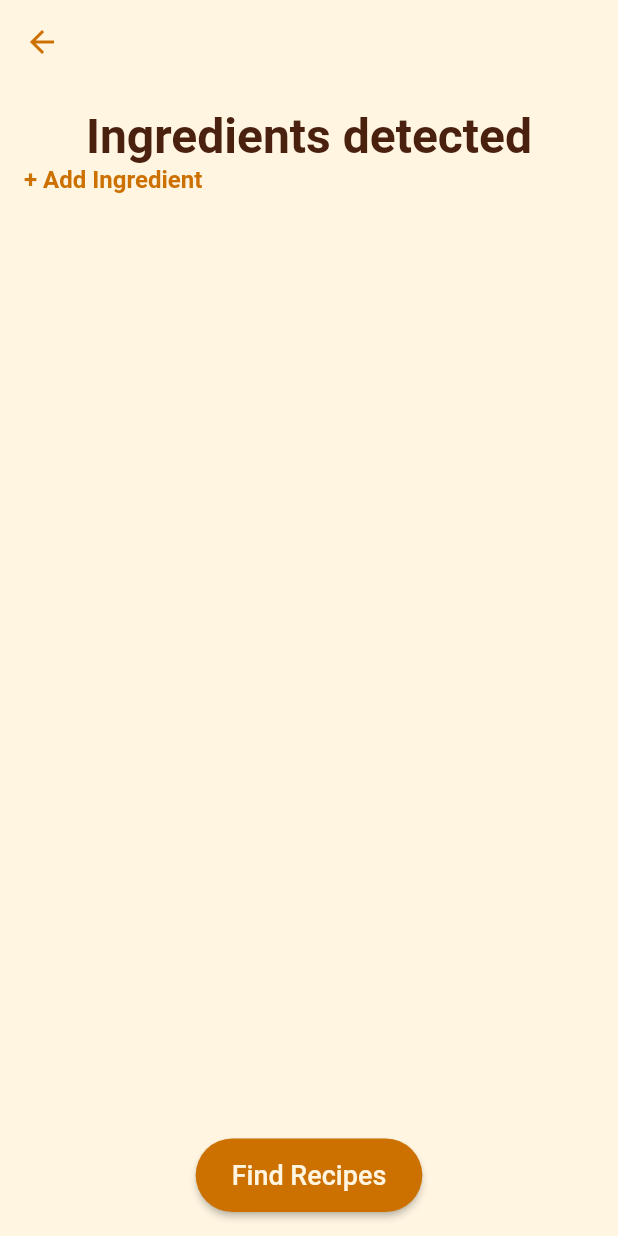
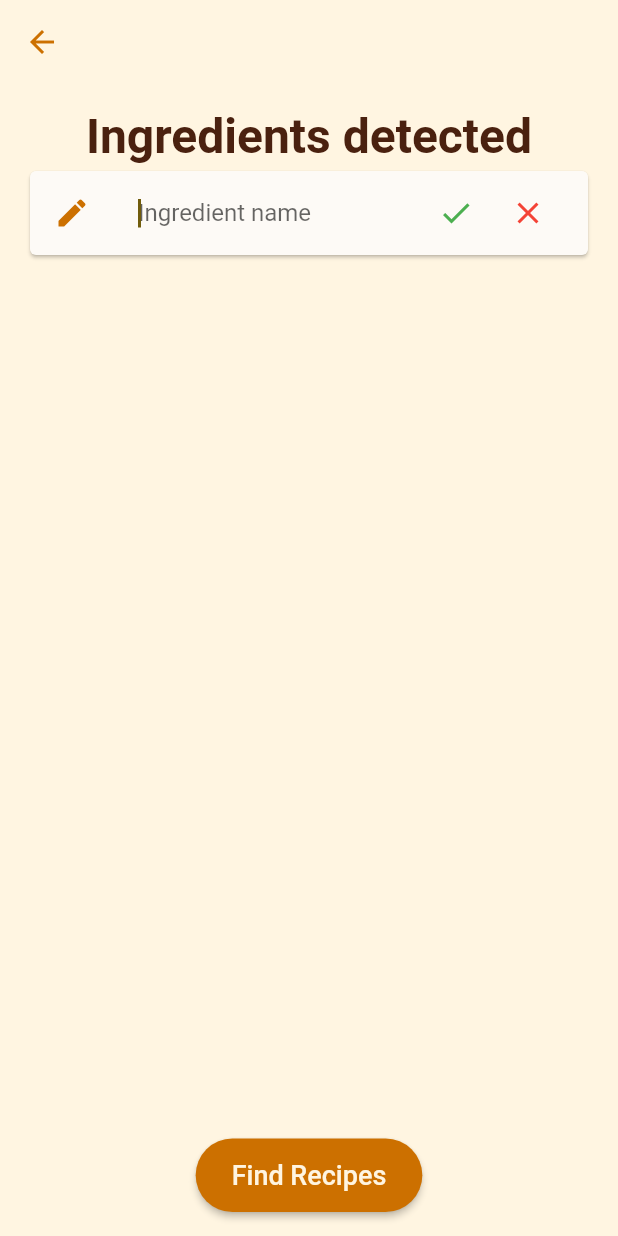
Before and after one commit to tkovachka/QuickChef, a Flutter app: the IngredientsScreen screen opened by its route, after a tap on "+ Add Ingredient", on a phone screen of 412 x 824 dp. Run offline on Flutter 3.47's test engine with Material 3 defaults, Android fonts, the phone set to English and light mode, and no system bars; our stand-ins replace camera.

Commit message:
Implemented adding and removing ingredients

```diff
--- /dev/null
+++ b/lib/widgets/new_ingredient_card.dart
@@ -0,0 +1,60 @@
+import 'package:flutter/material.dart';
+import 'package:proekt/models/ingredient.dart';
+import 'package:proekt/ui/custom_colors.dart';
+
+class NewIngredientCard extends StatefulWidget {
+  final void Function(Ingredient) onSubmit;
+  final VoidCallback onCancel;
+
+  const NewIngredientCard({
+    super.key,
+    required this.onSubmit,
+    required this.onCancel,
+  });
+
+  @override
+  State<NewIngredientCard> createState() => _NewIngredientCardState();
+}
+
+class _NewIngredientCardState extends State<NewIngredientCard> {
+  final TextEditingController _controller = TextEditingController();
+
+  void _submit() {
+    final name = _controller.text.trim();
+    if (name.isNotEmpty) {
+      final newIngredient = Ingredient(name: name, imageUrl: '');
+      widget.onSubmit(newIngredient);
+    }
+  }
+
+  @override
+  Widget build(BuildContext context) {
+    return Card(
+      color: CustomColor.white,
+      child: ListTile(
+        leading: const Icon(Icons.edit, color: CustomColor.darkOrange),
+        title: TextField(
+          controller: _controller,
+          decoration: const InputDecoration(
+            hintText: 'Ingredient name',
+            border: InputBorder.none,
+          ),
+          autofocus: true,
+        ),
+        trailing: Row(
+          mainAxisSize: MainAxisSize.min,
+          children: [
+            IconButton(
+              icon: const Icon(Icons.check, color: Colors.green),
+              onPressed: _submit,
+            ),
+            IconButton(
+              icon: const Icon(Icons.close, color: Colors.red),
+              onPressed: widget.onCancel,
+            ),
+          ],
+        ),
+      ),
+    );
+  }
+}
```
Also changed, not shown: lib/screens/ingredients_screen.dart (+23 -4 lines).
